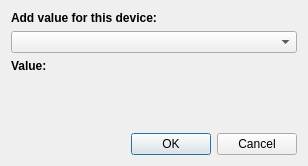
Old version of the form nicos_mlz/kws1/gui/sampleconf_adddev.ui in the repository mlz-ictrl/nicos.
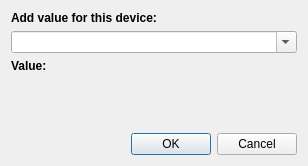
New version of the form.

Commit message: KWS: allow more devices to be selected as sample positioning devices

What changed in the file:
```diff
--- a/nicos_mlz/kws1/gui/sampleconf_adddev.ui
+++ b/nicos_mlz/kws1/gui/sampleconf_adddev.ui
@@ -34,7 +34,11 @@
     </widget>
    </item>
    <item>
-    <widget class="QComboBox" name="devBox"/>
+    <widget class="QComboBox" name="devBox">
+     <property name="editable">
+      <bool>true</bool>
+     </property>
+    </widget>
    </item>
    <item>
     <widget class="QLabel" name="label_2">
```
The commit also changes 1 other file.
